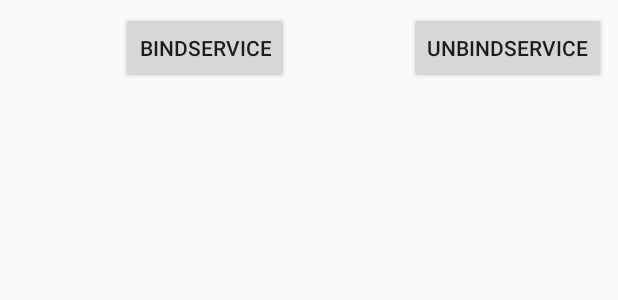
After one commit to JuiceYY/AndroidPractice, an Android app: the layout activity_test_my_service.xml on its own in the app's theme, with its tools: preview values and no code run, on a phone screen of 412 x 824 dp. The commit adds this screen. Shown: the top 300 px of the screen. Run offline under Robolectric (Android 15) with nearby library versions, the phone set to English and light mode, and no system bars.

Commit message:
Learn Android Service first time

```diff
--- a/src/main/java/cn/istary/material/DrawerActivity.java
+++ b/src/main/java/cn/istary/material/DrawerActivity.java
@@ -54,6 +54,9 @@ public class DrawerActivity extends BaseActivity implements View.OnClickListener
                     case R.id.nav_asynchandler:
                         Intent intent2 = new Intent(DrawerActivity.this, AsyncHandlerActivity.class);
                         startActivity(intent2);
+                    case R.id.nav_myservice:
+                        Intent intent3 = new Intent(DrawerActivity.this, TestMyServiceActivity.class);
+                        startActivity(intent3);
 
                     default:
                         drawerLayout.closeDrawers();
--- /dev/null
+++ b/src/main/res/layout/activity_test_my_service.xml
@@ -0,0 +1,30 @@
+<?xml version="1.0" encoding="utf-8"?>
+<android.support.constraint.ConstraintLayout xmlns:android="http://schemas.android.com/apk/res/android"
+    xmlns:app="http://schemas.android.com/apk/res-auto"
+    xmlns:tools="http://schemas.android.com/tools"
+    android:layout_width="match_parent"
+    android:layout_height="match_parent"
+    tools:context=".TestMyServiceActivity">
+
+    <Button
+        android:id="@+id/bind_service_button"
+        android:layout_width="wrap_content"
+        android:layout_height="wrap_content"
+        android:layout_marginStart="8dp"
+        android:layout_marginTop="8dp"
+        android:layout_marginEnd="8dp"
+        android:text="BindService"
+        app:layout_constraintEnd_toStartOf="@+id/unbind_service_button"
+        app:layout_constraintStart_toStartOf="parent"
+        app:layout_constraintTop_toTopOf="parent" />
+
+    <Button
+        android:id="@+id/unbind_service_button"
+        android:layout_width="wrap_content"
+        android:layout_height="wrap_content"
+        android:layout_marginTop="8dp"
+        android:layout_marginEnd="8dp"
+        android:text="UnbindService"
+        app:layout_constraintEnd_toEndOf="parent"
+        app:layout_constraintTop_toTopOf="parent" />
+</android.support.constraint.ConstraintLayout>
--- a/src/main/res/menu/nav_menu.xml
+++ b/src/main/res/menu/nav_menu.xml
@@ -13,9 +13,9 @@
             android:icon="@drawable/nav_friends"
             android:title="Friends" />
         <item
-            android:id="@+id/nav_location"
+            android:id="@+id/nav_myservice"
             android:icon="@drawable/nav_location"
-            android:title="Location" />
+            android:title="MyService" />
         <item
             android:id="@+id/nav_asynchandler"
             android:icon="@drawable/nav_mail"
```
Also changed, not shown: src/main/AndroidManifest.xml (+8 -1 lines), src/main/java/cn/istary/material/Service/MyService.java (added, +88 -0 lines), src/main/java/cn/istary/material/TestMyServiceActivity.java (added, +72 -0 lines).
